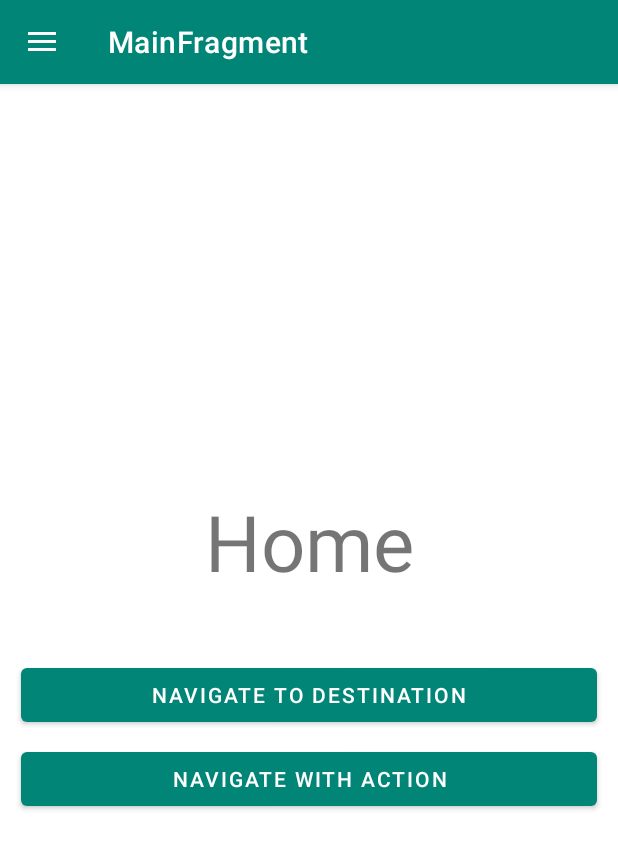
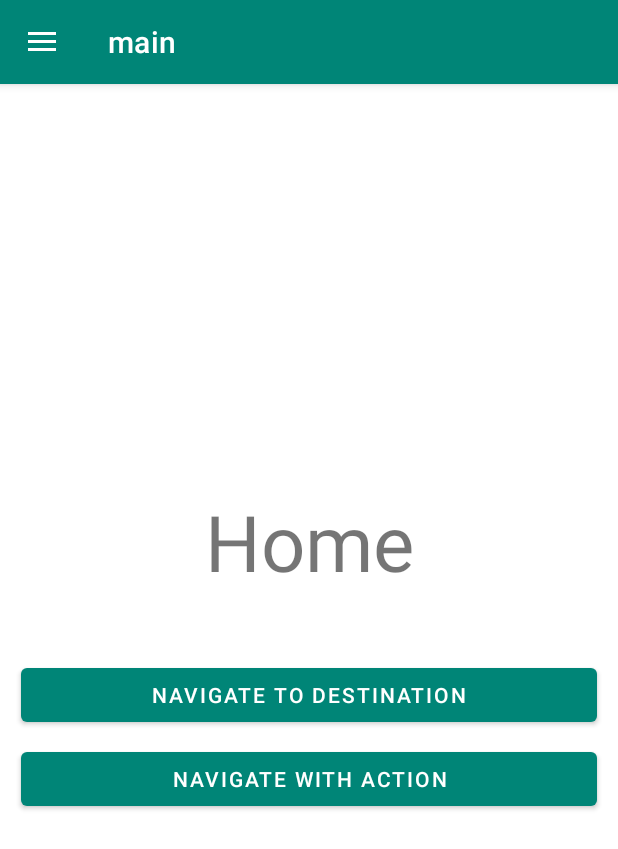
Before and after one commit to TheVigor/DembelIsComing, an Android app: the MainActivity screen opened directly, with no data from a screen before it, on a phone screen of 412 x 824 dp. Shown: the top 849 px of the screen. Run offline under Robolectric (Android 15) with nearby library versions, the phone set to English and light mode, and no system bars; our stand-ins replace data binding, navigation-ui.

```diff
--- a/app/src/main/res/menu/menu_navigation.xml
+++ b/app/src/main/res/menu/menu_navigation.xml
@@ -7,6 +7,7 @@
 
     <item
         android:id="@+id/settingsFragment"
-        android:title="Settings"/>
+        android:title="Change data"/>
+
 
 </menu>
--- a/app/src/main/res/navigation/main_graph.xml
+++ b/app/src/main/res/navigation/main_graph.xml
@@ -6,7 +6,7 @@
 
     <fragment android:id="@+id/mainFragment"
               android:name="com.noble.activity.dembeliscoming.MainFragment"
-              android:label="MainFragment"
+              android:label="main"
               tools:layout="@layout/main_fragment">
         <action android:id="@+id/action_mainFragment_to_settingsFragment2"
                 app:destination="@id/settingsFragment"
@@ -17,6 +17,6 @@
     </fragment>
     <fragment android:id="@+id/settingsFragment"
               android:name="com.noble.activity.dembeliscoming.SettingsFragment"
-              android:label="fragment_settings"
+              android:label="settings"
               tools:layout="@layout/fragment_settings"/>
 </navigation>
```
Also changed, not shown: app/src/main/java/com/noble/activity/dembeliscoming/fragments/SplashFragment.kt (+10 -1 lines), app/src/main/res/navigation/splash_graph.xml (+8 -2 lines).
